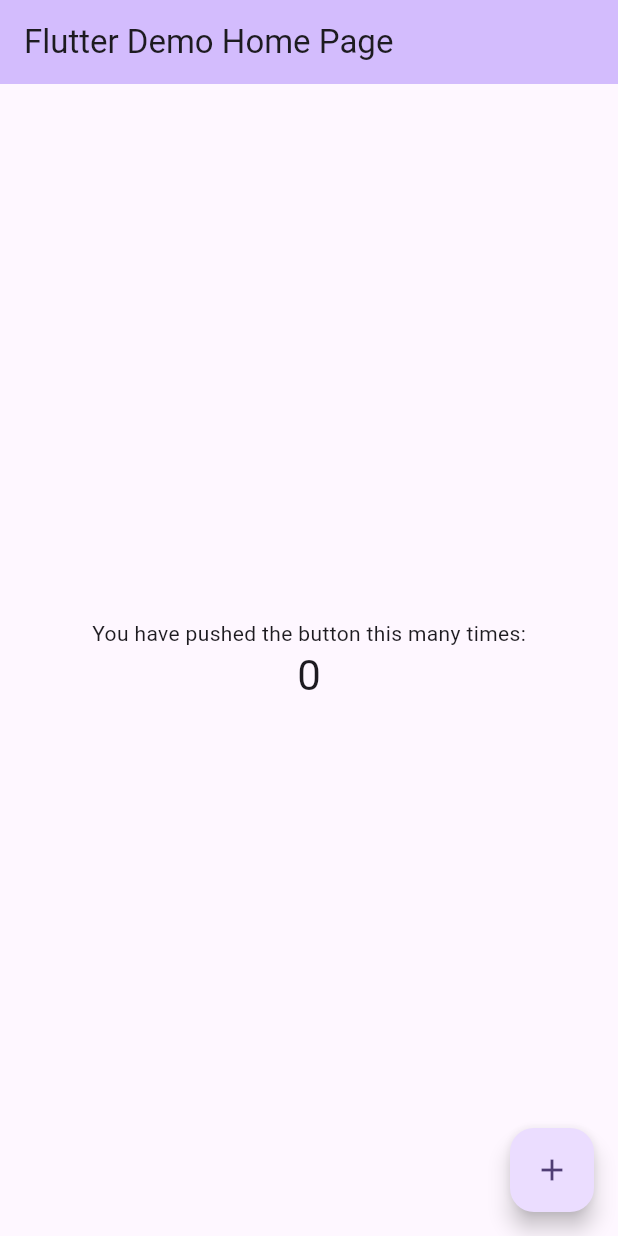
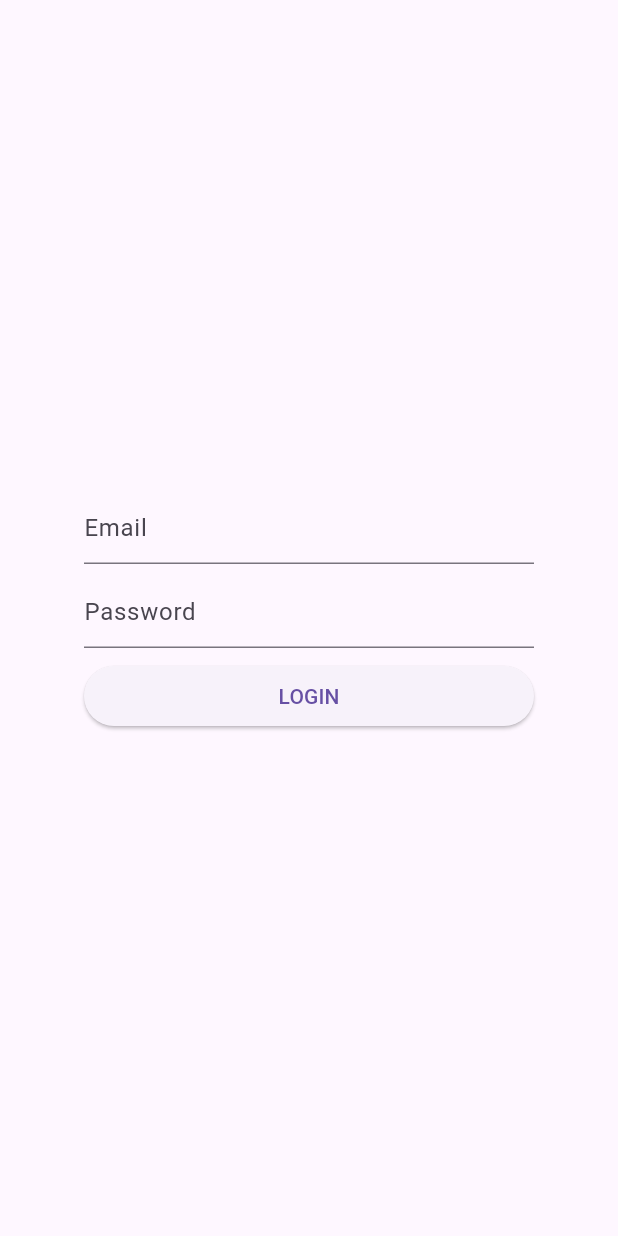
Before and after one commit to zehamless/storyapp, a Flutter app: the screen it shows after launch, on a phone screen of 412 x 824 dp. Run offline on Flutter 3.47's test engine with Material 3 defaults, Android fonts, the phone set to English and light mode, and no system bars; our stand-ins replace equatable, shared_preferences.

Commit message:
Implement authentication features with login, registration, and logout functionality

```diff
--- a/lib/main.dart
+++ b/lib/main.dart
@@ -1,122 +1,45 @@
 import 'package:flutter/material.dart';
+import 'package:provider/provider.dart';
+import 'package:storyapp/provider/auth_provider.dart';
+import 'package:storyapp/repository/auth_repository.dart';
+import 'package:storyapp/route/router_delegate.dart';
 
 void main() {
-  runApp(const MyApp());
+  runApp(const StoryApp());
 }
 
-class MyApp extends StatelessWidget {
-  const MyApp({super.key});
+class StoryApp extends StatefulWidget {
+  const StoryApp({super.key});
 
-  // This widget is the root of your application.
   @override
-  Widget build(BuildContext context) {
-    return MaterialApp(
-      title: 'Flutter Demo',
-      theme: ThemeData(
-        // This is the theme of your application.
-        //
-        // TRY THIS: Try running your application with "flutter run". You'll see
-        // the application has a purple toolbar. Then, without quitting the app,
-        // try changing the seedColor in the colorScheme below to Colors.green
-        // and then invoke "hot reload" (save your changes or press the "hot
-        // reload" button in a Flutter-supported IDE, or press "r" if you used
-        // the command line to start the app).
-        //
-        // Notice that the counter didn't reset back to zero; the application
-        // state is not lost during the reload. To reset the state, use hot
-        // restart instead.
-        //
-        // This works for code too, not just values: Most code changes can be
-        // tested with just a hot reload.
-        colorScheme: ColorScheme.fromSeed(seedColor: Colors.deepPurple),
-      ),
-      home: const MyHomePage(title: 'Flutter Demo Home Page'),
-    );
-  }
+  State<StoryApp> createState() => _StoryAppState();
 }
 
-class MyHomePage extends StatefulWidget {
-  const MyHomePage({super.key, required this.title});
-
-  // This widget is the home page of your application. It is stateful, meaning
-  // that it has a State object (defined below) that contains fields that affect
-  // how it looks.
-
-  // This class is the configuration for the state. It holds the values (in this
-  // case the title) provided by the parent (in this case the App widget) and
-  // used by the build method of the State. Fields in a Widget subclass are
-  // always marked "final".
-
-  final String title;
+class _StoryAppState extends State<StoryApp> {
+  late MyRouterDelegate myRouterDelegate;
+  late AuthProvider authProvider;
 
   @override
-  State<MyHomePage> createState() => _MyHomePageState();
-}
-
-class _MyHomePageState extends State<MyHomePage> {
-  int _counter = 0;
-
-  void _incrementCounter() {
-    setState(() {
-      // This call to setState tells the Flutter framework that something has
-      // changed in this State, which causes it to rerun the build method below
-      // so that the display can reflect the updated values. If we changed
-      // _counter without calling setState(), then the build method would not be
-      // called again, and so nothing would appear to happen.
-      _counter++;
-    });
+  void initState() {
+    // TODO: implement initState
+    super.initState();
+    final authRepository = AuthRepository();
+    authProvider = AuthProvider(authRepository);
+    myRouterDelegate = MyRouterDelegate(authRepository);
   }
 
   @override
   Widget build(BuildContext context) {
-    // This method is rerun every time setState is called, for instance as done
-    // by the _incrementCounter method above.
-    //
-    // The Flutter framework has been optimized to make rerunning build methods
-    // fast, so that you can just rebuild anything that needs updating rather
-    // than having to individually change instances of widgets.
-    return Scaffold(
-      appBar: AppBar(
-        // TRY THIS: Try changing the color here to a specific color (to
-        // Colors.amber, perhaps?) and trigger a hot reload to see the AppBar
-        // change color while the other colors stay the same.
-        backgroundColor: Theme.of(context).colorScheme.inversePrimary,
-        // Here we take the value from the MyHomePage object that was created by
-        // the App.build method, and use it to set our appbar title.
-        title: Text(widget.title),
-      ),
-      body: Center(
-        // Center is a layout widget. It takes a single child and positions it
-        // in the middle of the parent.
-        child: Column(
-          // Column is also a layout widget. It takes a list of children and
-          // arranges them vertically. By default, it sizes itself to fit its
-          // children horizontally, and tries to be as tall as its parent.
-          //
-          // Column has various properties to control how it sizes itself and
-          // how it positions its children. Here we use mainAxisAlignment to
-          // center the children vertically; the main axis here is the vertical
-          // axis because Columns are vertical (the cross axis would be
-          // horizontal).
-          //
-          // TRY THIS: Invoke "debug painting" (choose the "Toggle Debug Paint"
-          // action in the IDE, or press "p" in the console), to see the
-          // wireframe for each widget.
-          mainAxisAlignment: MainAxisAlignment.center,
-          children: <Widget>[
-            const Text('You have pushed the button this many times:'),
-            Text(
-              '$_counter',
-              style: Theme.of(context).textTheme.headlineMedium,
-            ),
-          ],
+    return ChangeNotifierProvider(
+      create: (context) => authProvider,
+      child: MaterialApp(
+        title: 'Story App',
+        theme: ThemeData(primarySwatch: Colors.blue),
+        home: Router(
+          routerDelegate: myRouterDelegate,
+          backButtonDispatcher: RootBackButtonDispatcher(),
         ),
       ),
-      floatingActionButton: FloatingActionButton(
-        onPressed: _incrementCounter,
-        tooltip: 'Increment',
-        child: const Icon(Icons.add),
-      ), // This trailing comma makes auto-formatting nicer for build methods.
     );
   }
 }
--- /dev/null
+++ b/lib/model/response.dart
@@ -0,0 +1,50 @@
+class Response {
+  Response({
+    required this.error,
+    required this.message,
+    required this.loginResult,
+  });
+
+  final bool? error;
+  final String? message;
+  final LoginResult? loginResult;
+
+  factory Response.fromJson(Map<String, dynamic> json) {
+    return Response(
+      error: json["error"],
+      message: json["message"],
+      loginResult:
+          json["loginResult"] == null
+              ? null
+              : LoginResult.fromJson(json["loginResult"]),
+    );
+  }
+
+  Map<String, dynamic> toJson() => {
+    "error": error,
+    "message": message,
+    "loginResult": loginResult?.toJson(),
+  };
+}
+
+class LoginResult {
+  LoginResult({required this.userId, required this.name, required this.token});
+
+  final String? userId;
+  final String? name;
+  final String? token;
+
+  factory LoginResult.fromJson(Map<String, dynamic> json) {
+    return LoginResult(
+      userId: json["userId"],
+      name: json["name"],
+      token: json["token"],
+    );
+  }
+
+  Map<String, dynamic> toJson() => {
+    "userId": userId,
+    "name": name,
+    "token": token,
+  };
+}
--- /dev/null
+++ b/lib/model/user.dart
@@ -0,0 +1,27 @@
+import 'dart:convert';
+import 'package:equatable/equatable.dart';
+
+class User extends Equatable {
+  final String? email;
+  final String? password;
+
+  const User({this.email, this.password});
+
+  @override
+  String toString() => 'User(email: $email, password: $password)';
+
+  Map<String, dynamic> toMap() {
+    return {'email': email, 'password': password};
+  }
+
+  factory User.fromMap(Map<String, dynamic> map) {
+    return User(email: map['email'], password: map['password']);
+  }
+
+  String toJson() => json.encode(toMap());
+
+  factory User.fromJson(String source) => User.fromMap(json.decode(source));
+
+  @override
+  List<Object?> get props => [email, password];
+}
--- /dev/null
+++ b/lib/provider/auth_provider.dart
@@ -0,0 +1,60 @@
+import 'package:flutter/material.dart';
+import 'package:storyapp/model/user.dart';
+import 'package:storyapp/repository/auth_repository.dart';
+
+class AuthProvider extends ChangeNotifier {
+  final AuthRepository authRepository;
+
+  AuthProvider(this.authRepository);
+
+  bool isLoadingLogin = false;
+  bool isLoadingLogout = false;
+  bool isLoadingRegister = false;
+  bool isLoggedIn = false;
+
+  Future<bool> login(User user) async {
+    isLoadingLogin = true;
+    notifyListeners();
+
+    isLoggedIn = await authRepository.isLoggedIn();
+    if (!isLoggedIn) {
+      await authRepository.login();
+      isLoggedIn = await authRepository.isLoggedIn();
+    }
+    isLoadingLogin = false;
+    notifyListeners();
+
+    return isLoggedIn;
+  }
+
+  Future<bool> register(String email, String password) async {
+    isLoadingRegister = true;
+    notifyListeners();
+
+    isLoggedIn = await authRepository.isLoggedIn();
+    if (!isLoggedIn) {
+      await authRepository.register(email, password);
+      isLoggedIn = await authRepository.isLoggedIn();
+    }
+    isLoadingRegister = false;
+    notifyListeners();
+
+    return isLoggedIn;
+  }
+
+  Future<bool> logout() async {
+    isLoadingLogout = true;
+    notifyListeners();
+
+    isLoggedIn = await authRepository.isLoggedIn();
+    if (isLoggedIn) {
+      await authRepository.logout();
+      isLoggedIn = await authRepository.isLoggedIn();
+    }
+
+    isLoadingLogout = false;
+    notifyListeners();
+
+    return !isLoggedIn;
+  }
+}
--- /dev/null
+++ b/lib/repository/auth_repository.dart
@@ -0,0 +1,54 @@
+import 'dart:convert';
+
+import 'package:shared_preferences/shared_preferences.dart';
+import 'package:http/http.dart' as http;
+import 'package:storyapp/model/response.dart' as model;
+
+class AuthRepository {
+  final String stateKey = "token";
+  final http.Client _client;
+  static final String _baseUrl = "https://story-api.dicoding.dev/v1";
+  static final String _loginUrl = "$_baseUrl/login";
+  static final String _registerUrl = "$_baseUrl/register";
+
+  AuthRepository({http.Client? client}) : _client = client ?? http.Client();
+
+  Future<bool> isLoggedIn() async {
+    final preferences = await SharedPreferences.getInstance();
+    return preferences.getBool(stateKey) ?? false;
+  }
+
+  Future<bool> login() async {
+    final preferences = await SharedPreferences.getInstance();
+    final http.Response response = await _client.post(Uri.parse(_loginUrl));
+    if (response.statusCode == 200) {
+      final loginResponse = model.Response.fromJson(jsonDecode(response.body));
+      final token = loginResponse.loginResult?.token;
+      await preferences.setString(stateKey, token!);
+      return true;
+    } else {
+      return false;
+    }
+  }
+
+  Future<bool> register(String email, String password) async {
+    final preferences = await SharedPreferences.getInstance();
+    final http.Response response = await _client.post(
+      Uri.parse(_registerUrl),
+      body: {"email": email, "password": password},
+    );
+    if (response.statusCode == 200) {
+      final loginResponse = model.Response.fromJson(jsonDecode(response.body));
+      final token = loginResponse.loginResult?.token;
+      await preferences.setString(stateKey, token!);
+      return true;
+    } else {
+      return false;
+    }
+  }
+
+  Future<bool> logout() async {
+    final preferences = await SharedPreferences.getInstance();
+    return preferences.remove(stateKey);
+  }
+}
--- /dev/null
+++ b/lib/screen/login_screen.dart
@@ -0,0 +1,122 @@
+import 'package:flutter/material.dart';
+import 'package:provider/provider.dart';
+
+import '../model/user.dart';
+import '../provider/auth_provider.dart';
+
+class LoginScreen extends StatefulWidget {
+  final Function() onLogin;
+  final Function() onRegister;
+
+  const LoginScreen({
+    super.key,
+    required this.onLogin,
+    required this.onRegister,
+  });
+
+  @override
+  State<LoginScreen> createState() => _LoginScreenState();
+}
+
+class _LoginScreenState extends State<LoginScreen> {
+  final emailController = TextEditingController();
+  final passwordController = TextEditingController();
+
+  final formKey = GlobalKey<FormState>();
+
+  @override
+  void dispose() {
+    passwordController.dispose();
+    emailController.dispose();
+    super.dispose();
+  }
+
+  @override
+  Widget build(BuildContext context) {
+    return Scaffold(
+      body: Center(
+        child: ConstrainedBox(
+          constraints: const BoxConstraints(maxWidth: 300),
+
+          /// todo 16: add Form widget to handle form component, and
+          /// add component key
+          child: Form(
+            key: formKey,
+            child: Column(
+              mainAxisAlignment: MainAxisAlignment.center,
+              crossAxisAlignment: CrossAxisAlignment.stretch,
+              children: [
+                /// todo 15: add component like TextFormField and Button,
+                /// add component like controller, hint, obscureText, and onPressed,
+                /// dispose that controller, and
+                /// add validation to validate the text.
+                TextFormField(
+                  controller: emailController,
+                  validator: (value) {
+                    if (value == null || value.isEmpty) {
+                      return 'Please enter your email.';
+                    }
+                    return null;
+                  },
+                  decoration: const InputDecoration(hintText: "Email"),
+                ),
+                const SizedBox(height: 8),
+                TextFormField(
+                  controller: passwordController,
+                  obscureText: true,
+                  decoration: const InputDecoration(hintText: "Password"),
+                  validator: (value) {
+                    if (value == null || value.isEmpty) {
+                      return 'Please enter your password.';
+                    }
+                    return null;
+                  },
+                ),
+                const SizedBox(height: 8),
+
+                /// todo 18: update the UI when button is tapped.
+                context.watch<AuthProvider>().isLoadingLogin
+                    ? const Center(child: CircularProgressIndicator())
+                    : ElevatedButton(
+                      onPressed: () async {
+                        if (formKey.currentState!.validate()) {
+                          final scaffoldMessenger = ScaffoldMessenger.of(
+                            context,
+                          );
+                          final User user = User(
+                            email: emailController.text,
+                            password: passwordController.text,
+                          );
+                          final authRead = context.read<AuthProvider>();
+
+                          final result = await authRead.login(user);
+                          if (result) {
+                            // widget.onLogin();
+                          } else {
+                            scaffoldMessenger.showSnackBar(
+                              const SnackBar(
+                                content: Text(
+                                  "Your email or password is invalid",
+                                ),
+                              ),
+                            );
+                          }
+                        }
+                      },
+                      child: const Text("LOGIN"),
+                    ),
+                const SizedBox(height: 8),
+
+                /// todo 19: update the function when button is tapped.
+                // OutlinedButton(
+                //   // onPressed: () => widget.onRegister(),
+                //   child: const Text("REGISTER"),
+                // ),
+              ],
+            ),
+          ),
+        ),
+      ),
+    );
+  }
+}
--- a/pubspec.yaml
+++ b/pubspec.yaml
@@ -34,6 +34,10 @@ dependencies:
   # The following adds the Cupertino Icons font to your application.
   # Use with the CupertinoIcons class for iOS style icons.
   cupertino_icons: ^1.0.8
+  provider: ^6.1.4
+  shared_preferences: ^2.5.3
+  http: ^1.3.0
+  equatable: ^2.0.7
 
 dev_dependencies:
   flutter_test:
```
Also changed, not shown: lib/route/router_delegate.dart (added, +93 -0 lines), lib/screen/register_screen.dart (added, +72 -0 lines), lib/screen/splash_screen.dart (added, +24 -0 lines), pubspec.lock, 2 other files.
